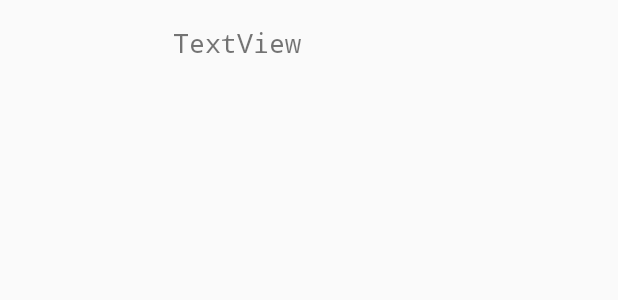
After one commit to 181210/DAT153, an Android app: the layout activity_display_message.xml on its own in the app's theme, with its tools: preview values and no code run, on a phone screen of 412 x 824 dp. The commit adds this screen. Shown: the top 300 px of the screen. Run offline under Robolectric (Android 15) with nearby library versions, the phone set to English and light mode, and no system bars.

Commit message:
Completed my first app

```diff
--- a/MyFirstApp/app/build.gradle
+++ b/MyFirstApp/app/build.gradle
@@ -24,7 +24,7 @@ android {
 
 dependencies {
     implementation fileTree(dir: 'libs', include: ['*.jar'])
-    implementation"org.jetbrains.kotlin:kotlin-stdlib-jdk7:$kotlin_version"
+    implementation "org.jetbrains.kotlin:kotlin-stdlib-jdk7:$kotlin_version"
     implementation 'com.android.support:appcompat-v7:28.0.0'
     implementation 'com.android.support.constraint:constraint-layout:1.1.3'
     testImplementation 'junit:junit:4.12'
--- /dev/null
+++ b/MyFirstApp/app/src/main/res/layout/activity_display_message.xml
@@ -0,0 +1,17 @@
+<?xml version="1.0" encoding="utf-8"?>
+<android.support.constraint.ConstraintLayout
+        xmlns:android="http://schemas.android.com/apk/res/android"
+        xmlns:tools="http://schemas.android.com/tools"
+        xmlns:app="http://schemas.android.com/apk/res-auto"
+        android:layout_width="match_parent"
+        android:layout_height="match_parent"
+        tools:context=".DisplayMessageActivity">
+
+    <TextView
+            android:text="TextView"
+            android:layout_width="181dp"
+            android:layout_height="58dp"
+            app:layout_constraintStart_toStartOf="parent" app:layout_constraintEnd_toEndOf="parent"
+            android:id="@+id/textView" app:layout_constraintTop_toTopOf="parent" android:layout_marginTop="16dp"
+            android:fontFamily="monospace" android:textSize="18sp" android:textAlignment="viewStart"/>
+</android.support.constraint.ConstraintLayout>
--- a/MyFirstApp/app/src/main/res/layout/activity_main.xml
+++ b/MyFirstApp/app/src/main/res/layout/activity_main.xml
@@ -25,7 +25,7 @@
             app:layout_constraintStart_toEndOf="@+id/editText" android:layout_marginStart="16dp"
             app:layout_constraintHorizontal_bias="0.5"
             app:layout_constraintEnd_toEndOf="parent" android:layout_marginEnd="16dp" android:layout_marginTop="16dp"
-            app:layout_constraintTop_toTopOf="parent"/>
+            app:layout_constraintTop_toTopOf="parent" android:onClick="sendMessage"/>
     <android.support.constraint.Guideline android:layout_width="wrap_content" android:layout_height="wrap_content"
                                           android:id="@+id/guideline" app:layout_constraintGuide_begin="20dp"
                                           android:orientation="horizontal"/>
```
Also changed, not shown: MyFirstApp/app/src/main/AndroidManifest.xml (+8 -0 lines), MyFirstApp/app/src/main/java/dat153/no/hvl/myfirstapp/DisplayMessageActivity.kt (added, +25 -0 lines), MyFirstApp/app/src/main/java/dat153/no/hvl/myfirstapp/MainActivity.kt (+16 -0 lines).
